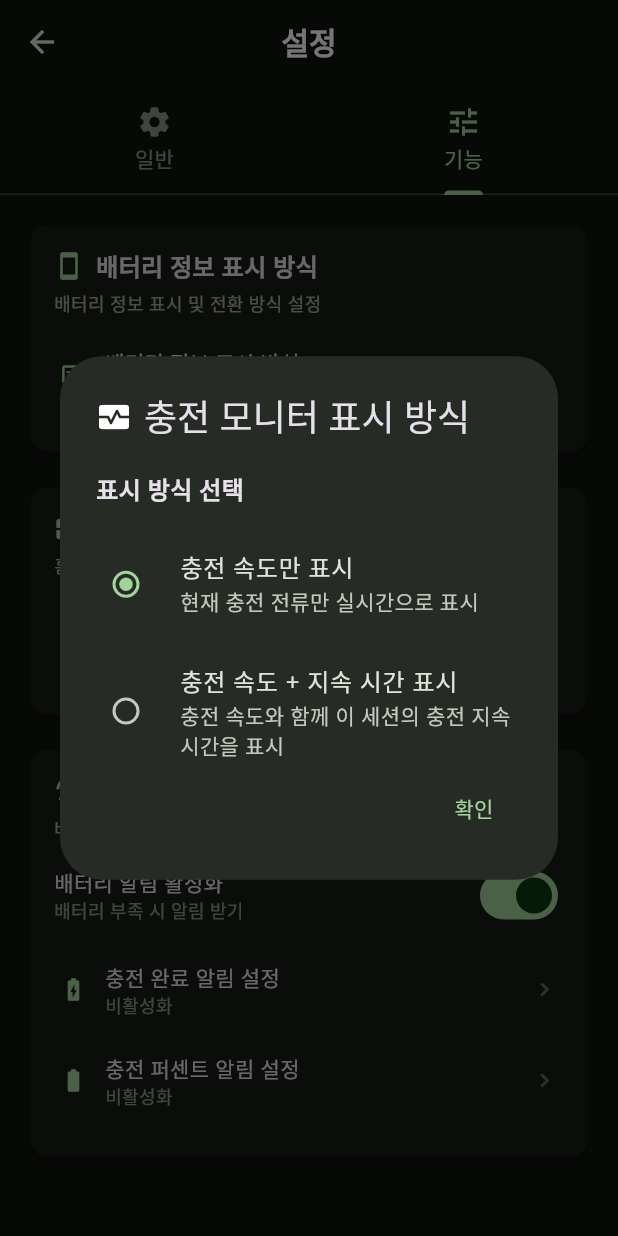
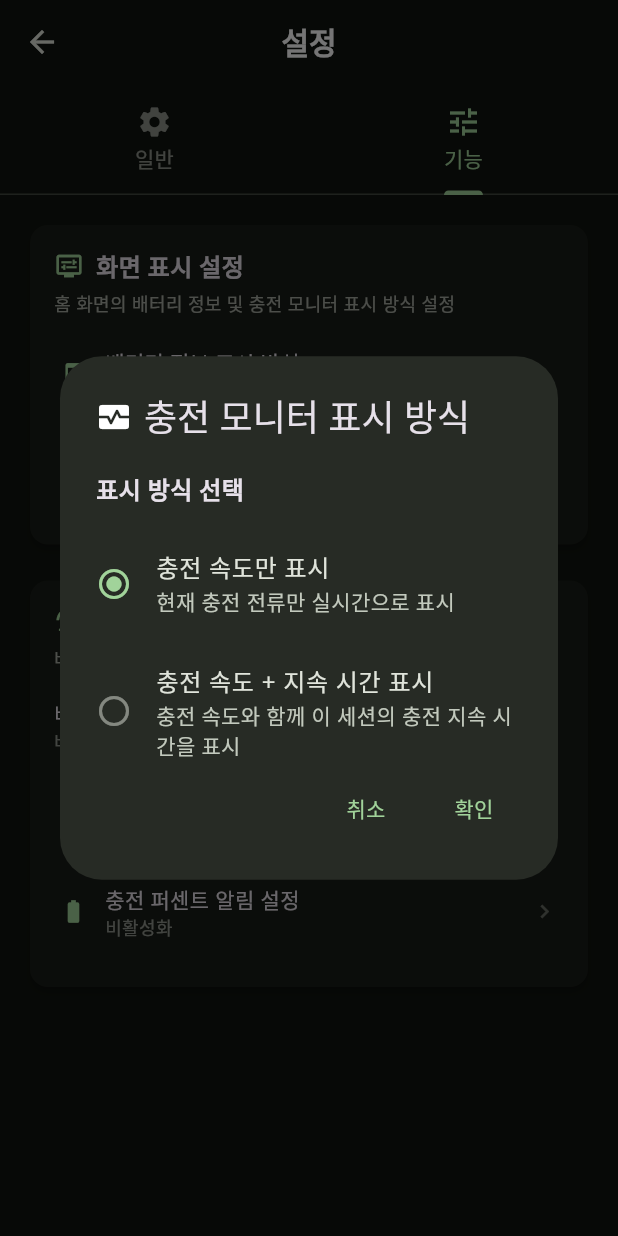
Before and after one commit to rbtc2/BatteryPal, a Flutter app: the SettingsTab screen opened directly with empty values, tab 2 chosen, after a tap on "충전 모니터 표시 방식", on a phone screen of 412 x 824 dp. Run offline on Flutter 3.47's test engine with Material 3 defaults, Android fonts, the phone set to English and light mode, and no system bars; our stand-ins replace battery_plus, fl_chart, flutter_local_notifications, google_fonts, permission_handler, shared_preferences and 1 more; accounts and stored records are empty.

Commit message:
설정탭합체

```diff
--- a/lib/widgets/settings/features_settings_tab.dart
+++ b/lib/widgets/settings/features_settings_tab.dart
@@ -26,35 +26,23 @@ class FeaturesSettingsTab extends StatelessWidget {
           padding: const EdgeInsets.all(16),
           child: Column(
             children: [
-              // 배터리 정보 표시 방식 설정
+              // 화면 표시 설정 (배터리 정보 + 충전 모니터 통합)
               _buildFeatureSettingsCard(
                 context,
-                '배터리 정보 표시 방식',
-                Icons.smartphone,
-                '배터리 정보 표시 및 전환 방식 설정',
+                '화면 표시 설정',
+                Icons.display_settings,
+                '홈 화면의 배터리 정보 및 충전 모니터 표시 방식 설정',
                 [
                   SettingsActionItem(
                     title: '배터리 정보 표시 방식',
                     subtitle: _getBatteryDisplaySubtitle(),
-                    icon: Icons.display_settings,
+                    icon: Icons.smartphone,
                     onTap: () => _showBatteryDisplaySettingsDialog(context),
                   ),
-                ],
-              ),
-
-              const SizedBox(height: 16),
-
-              // 실시간 충전 모니터 설정
-              _buildFeatureSettingsCard(
-                context,
-                '실시간 충전 모니터',
-                Icons.monitor_heart,
-                '홈 화면 충전 심전도 그래프 표시 방식 설정',
-                [
                   SettingsActionItem(
                     title: '충전 모니터 표시 방식',
                     subtitle: _getChargingMonitorDisplaySubtitle(),
-                    icon: Icons.show_chart,
+                    icon: Icons.monitor_heart,
                     onTap: () => _showChargingMonitorDisplayDialog(context),
                   ),
                 ],
@@ -758,8 +746,45 @@ class FeaturesSettingsTab extends StatelessWidget {
   void _showChargingMonitorDisplayDialog(BuildContext context) {
     showDialog(
       context: context,
-      builder: (context) => StatefulBuilder(
-        builder: (context, setState) => AlertDialog(
+      builder: (context) {
+        // StatefulBuilder 내부에서 상태 관리
+        return _ChargingMonitorDisplayDialog(
+          initialMode: settingsService.appSettings.chargingMonitorDisplayMode,
+          onModeSelected: (mode) {
+            settingsService.updateChargingMonitorDisplayMode(mode);
+          },
+        );
+      },
+    );
+  }
+}
+
+/// 충전 모니터 표시 방식 선택 다이얼로그
+class _ChargingMonitorDisplayDialog extends StatefulWidget {
+  final ChargingMonitorDisplayMode initialMode;
+  final ValueChanged<ChargingMonitorDisplayMode> onModeSelected;
+
+  const _ChargingMonitorDisplayDialog({
+    required this.initialMode,
+    required this.onModeSelected,
+  });
+
+  @override
+  State<_ChargingMonitorDisplayDialog> createState() => _ChargingMonitorDisplayDialogState();
+}
+
+class _ChargingMonitorDisplayDialogState extends State<_ChargingMonitorDisplayDialog> {
+  late ChargingMonitorDisplayMode _selectedMode;
+
+  @override
+  void initState() {
+    super.initState();
+    _selectedMode = widget.initialMode;
+  }
+
+  @override
+  Widget build(BuildContext context) {
+    return AlertDialog(
       title: const Row(
         children: [
           Icon(Icons.monitor_heart),
@@ -784,33 +809,43 @@ class FeaturesSettingsTab extends StatelessWidget {
               ),
               const SizedBox(height: 16),
               // 충전 속도만 표시
-                  RadioListTile<ChargingMonitorDisplayMode>(
+              ListTile(
                 title: const Text('충전 속도만 표시'),
                 subtitle: const Text('현재 충전 전류만 실시간으로 표시'),
-                    value: ChargingMonitorDisplayMode.currentOnly,
-                    groupValue: settingsService.appSettings.chargingMonitorDisplayMode,
-                    onChanged: (value) {
-                      if (value != null) {
-                        settingsService.updateChargingMonitorDisplayMode(value);
-                        setState(() {}); // 다이얼로그 상태 업데이트
-                      }
+                leading: Icon(
+                  _selectedMode == ChargingMonitorDisplayMode.currentOnly
+                      ? Icons.radio_button_checked
+                      : Icons.radio_button_unchecked,
+                  color: _selectedMode == ChargingMonitorDisplayMode.currentOnly
+                      ? Theme.of(context).colorScheme.primary
+                      : Theme.of(context).colorScheme.onSurface.withValues(alpha: 0.5),
+                ),
+                contentPadding: EdgeInsets.zero,
+                onTap: () {
+                  setState(() {
+                    _selectedMode = ChargingMonitorDisplayMode.currentOnly;
+                  });
                 },
-                    contentPadding: EdgeInsets.zero,
               ),
               const SizedBox(height: 8),
               // 충전 속도 + 지속 시간 표시
-                  RadioListTile<ChargingMonitorDisplayMode>(
+              ListTile(
                 title: const Text('충전 속도 + 지속 시간 표시'),
                 subtitle: const Text('충전 속도와 함께 이 세션의 충전 지속 시간을 표시'),
-                    value: ChargingMonitorDisplayMode.currentWithDuration,
-                    groupValue: settingsService.appSettings.chargingMonitorDisplayMode,
-                    onChanged: (value) {
-                      if (value != null) {
-                        settingsService.updateChargingMonitorDisplayMode(value);
-                        setState(() {}); // 다이얼로그 상태 업데이트
-                      }
+                leading: Icon(
+                  _selectedMode == ChargingMonitorDisplayMode.currentWithDuration
+                      ? Icons.radio_button_checked
+                      : Icons.radio_button_unchecked,
+                  color: _selectedMode == ChargingMonitorDisplayMode.currentWithDuration
+                      ? Theme.of(context).colorScheme.primary
+                      : Theme.of(context).colorScheme.onSurface.withValues(alpha: 0.5),
+                ),
+                contentPadding: EdgeInsets.zero,
+                onTap: () {
+                  setState(() {
+                    _selectedMode = ChargingMonitorDisplayMode.currentWithDuration;
+                  });
                 },
-                    contentPadding: EdgeInsets.zero,
               ),
             ],
           ),
@@ -819,11 +854,16 @@ class FeaturesSettingsTab extends StatelessWidget {
       actions: [
         TextButton(
           onPressed: () => Navigator.of(context).pop(),
+          child: const Text('취소'),
+        ),
+        TextButton(
+          onPressed: () {
+            widget.onModeSelected(_selectedMode);
+            Navigator.of(context).pop();
+          },
           child: const Text('확인'),
         ),
       ],
-        ),
-      ),
     );
   }
 }
```
Lines whose indentation alone changed are shown as unchanged.
